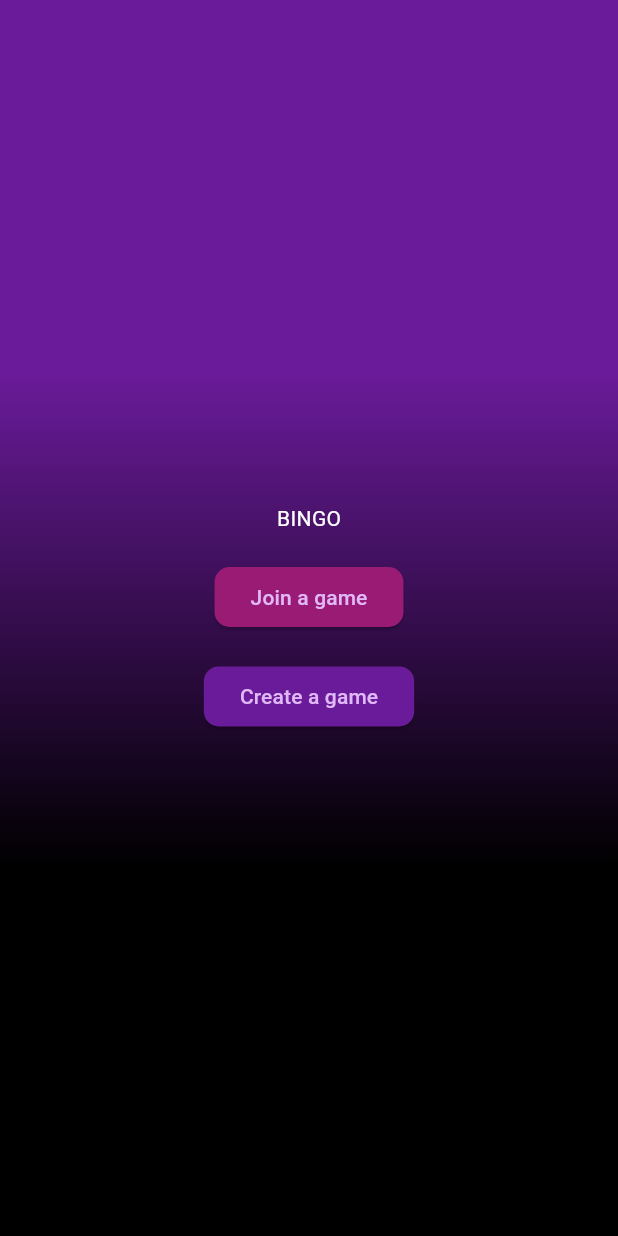
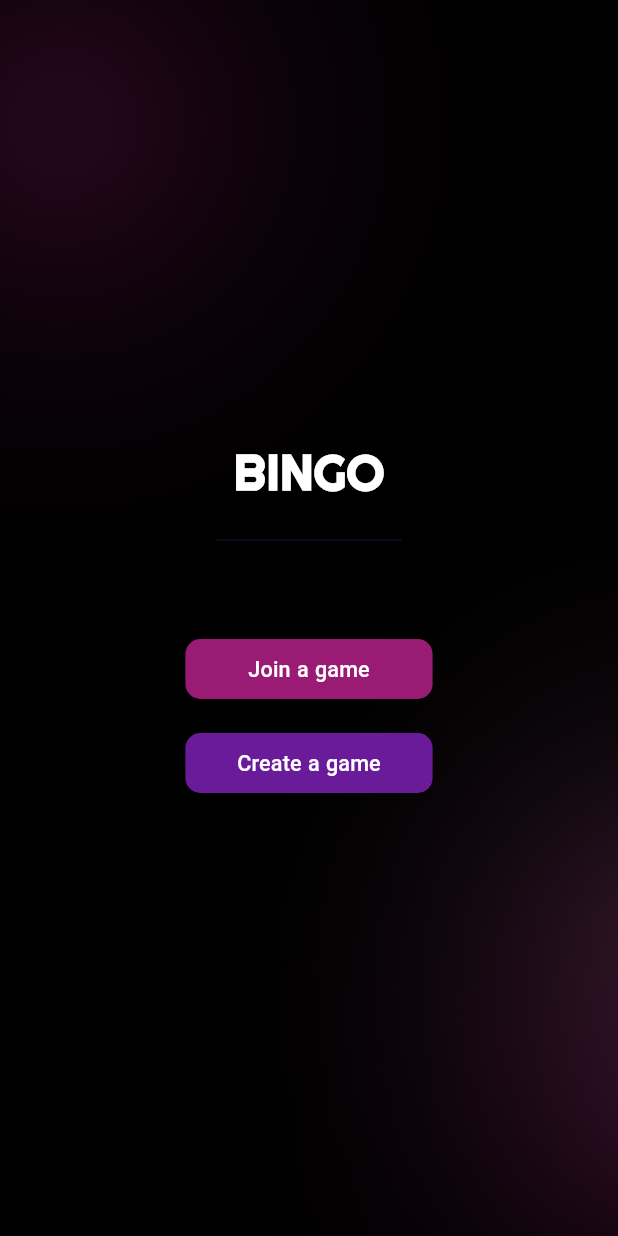
Before and after one commit to AhmedSaied22/bingo, a Flutter app: the screen it shows after launch, on a phone screen of 412 x 824 dp. Run offline on Flutter 3.47's test engine with Material 3 defaults, Android fonts, the phone set to English and light mode, and no system bars; our stand-ins replace flutter_screenutil, google_fonts; Roboto replaces fonts that are missing (Chewy).

Commit message:
finish scaffold bg

```diff
--- a/lib/app.dart
+++ b/lib/app.dart
@@ -1,6 +1,7 @@
 import 'package:bingo/core/routes/routes_gen.dart';
 import 'package:bingo/core/routes/routes_name.dart';
 import 'package:bingo/core/theme/theme.dart';
+import 'package:bingo/core/ui/widgets/scaffold_bg.dart';
 import 'package:bingo/main.dart';
 import 'package:flutter/material.dart';
 import 'package:flutter_screenutil/flutter_screenutil.dart';
@@ -8,7 +9,7 @@ import 'package:flutter_screenutil/flutter_screenutil.dart';
 class MyApp extends StatelessWidget {
   const MyApp({super.key});
 
-@override
+  @override
   Widget build(BuildContext context) {
     return ScreenUtilInit(
       minTextAdapt: true,
@@ -19,12 +20,10 @@ class MyApp extends StatelessWidget {
           title: 'Bingo Game',
           theme: AppTheme.darkTheme,
           debugShowCheckedModeBanner: false,
+          // In your MyApp widget's builder:
           builder: (context, child) {
-            return Container(
-              decoration: const BoxDecoration(
-                gradient: AppTheme.scaffoldGradient,
-              ),
-              child: child,
+            return ScaffoldBackground(
+              child: child!,
             );
           },
           initialRoute: RoutesName.home,
--- a/lib/core/theme/theme.dart
+++ b/lib/core/theme/theme.dart
@@ -4,16 +4,16 @@ import 'package:flutter_screenutil/flutter_screenutil.dart';
 import 'package:google_fonts/google_fonts.dart';
 
 class AppTheme {
-  static const Gradient scaffoldGradient = LinearGradient(
-    begin: Alignment.topCenter,
-    end: Alignment.bottomCenter,
-    colors: [
-      AppColors.primaryColor,
-      Colors.black,
-    ],
-    stops: [0.3, 0.7],
-  );
-
+  // static const Gradient scaffoldGradient = LinearGradient(
+  //   begin: Alignment.topCenter,
+  //   end: Alignment.bottomCenter,
+  //   colors: [
+  //     Color(0xFF8E2DE2), // درجة بنفسجي فاتح
+  //     Color(0xFF4A00E0), // بنفسجي غامق
+  //     Colors.black, // أسود في الأسفل
+  //   ],
+  //   stops: [0.0, 0.5, 1.0],
+  // );
   static ThemeData get darkTheme {
     return ThemeData.dark().copyWith(
       scaffoldBackgroundColor: Colors.transparent,
--- /dev/null
+++ b/lib/core/ui/app_styles_fonts.dart
@@ -0,0 +1,130 @@
+import 'package:bingo/core/ui/app_colors.dart';
+import 'package:flutter/material.dart';
+import 'package:flutter_screenutil/flutter_screenutil.dart';
+import 'package:google_fonts/google_fonts.dart';
+
+class AppFonts {
+  static final String fontFamily =
+      GoogleFonts.righteous().fontFamily ?? 'DefaultFont';
+
+  // Font weights
+  static const FontWeight light = FontWeight.w300;
+  static const FontWeight normal = FontWeight.w500;
+  static const FontWeight semiBold = FontWeight.w600;
+  static const FontWeight bold = FontWeight.w700;
+
+  // Helper method to calculate responsive font size
+  static double _getResponsiveFontSize(BuildContext context, double baseSize) {
+    final screenWidth = MediaQuery.of(context).size.width;
+    final baseFontSize = baseSize.sp;
+
+    final responsiveSize = (baseFontSize * (screenWidth / 1440))
+        .clamp(baseSize * 0.9, baseSize * 1.25);
+
+    return responsiveSize;
+  }
+
+  static TextStyle _getTextStyle(
+    BuildContext context,
+    double baseSize,
+    FontWeight weight,
+  ) {
+    return TextStyle(
+      fontFamily: fontFamily,
+      fontSize: _getResponsiveFontSize(context, baseSize),
+      fontWeight: weight,
+      color: AppColors.textColor,
+    );
+  }
+
+  static TextStyle text11Light(BuildContext context) =>
+      _getTextStyle(context, 11, light);
+  static TextStyle text11Normal(BuildContext context) =>
+      _getTextStyle(context, 11, normal);
+  static TextStyle text11SemiBold(BuildContext context) =>
+      _getTextStyle(context, 11, semiBold);
+  static TextStyle text11Bold(BuildContext context) =>
+      _getTextStyle(context, 11, bold);
+
+  // Font size 12
+  static TextStyle text12Light(BuildContext context) =>
+      _getTextStyle(context, 12, light);
+  static TextStyle text12Normal(BuildContext context) =>
+      _getTextStyle(context, 12, normal);
+  static TextStyle text12SemiBold(BuildContext context) =>
+      _getTextStyle(context, 12, semiBold);
+  static TextStyle text12Bold(BuildContext context) =>
+      _getTextStyle(context, 12, bold);
+
+  // Font size 14
+  static TextStyle text14Light(BuildContext context) =>
+      _getTextStyle(context, 14, light);
+  static TextStyle text14Normal(BuildContext context) =>
+      _getTextStyle(context, 14, normal);
+  static TextStyle text14SemiBold(BuildContext context) =>
+      _getTextStyle(context, 14, semiBold);
+  static TextStyle text14Bold(BuildContext context) =>
+      _getTextStyle(context, 14, bold);
+
+  // Font size 16
+  static TextStyle text16Light(BuildContext context) =>
+      _getTextStyle(context, 16, light);
+  static TextStyle text16Normal(BuildContext context) =>
+      _getTextStyle(context, 16, normal);
+  static TextStyle text16SemiBold(BuildContext context) =>
+      _getTextStyle(context, 16, semiBold);
+  static TextStyle text16Bold(BuildContext context) =>
+      _getTextStyle(context, 16, bold);
+
+  // Font size 18
+  static TextStyle text18SemiBold(BuildContext context) =>
+      _getTextStyle(context, 18, semiBold);
+
+  // Font size 20
+  static TextStyle text20Light(BuildContext context) =>
+      _getTextStyle(context, 20, light);
+  static TextStyle text20Normal(BuildContext context) =>
+      _getTextStyle(context, 20, normal);
+  static TextStyle text20SemiBold(BuildContext context) =>
+      _getTextStyle(context, 20, semiBold);
+  static TextStyle text20Bold(BuildContext context) =>
+      _getTextStyle(context, 20, bold);
+
+  // Font size 24
+  static TextStyle text24Light(BuildContext context) =>
+      _getTextStyle(context, 24, light);
+  static TextStyle text24Normal(BuildContext context) =>
+      _getTextStyle(context, 24, normal);
+  static TextStyle text24SemiBold(BuildContext context) =>
+      _getTextStyle(context, 24, semiBold);
+  static TextStyle text24Bold(BuildContext context) =>
+      _getTextStyle(context, 24, bold);
+  // Font SIZE 28
+  static TextStyle text28Light(BuildContext context) =>
+      _getTextStyle(context, 28, light);
+  static TextStyle text28Normal(BuildContext context) =>
+      _getTextStyle(context, 28, normal);
+  static TextStyle text28SemiBold(BuildContext context) =>
+      _getTextStyle(context, 28, semiBold);
+  static TextStyle text28Bold(BuildContext context) =>
+      _getTextStyle(context, 28, bold);
+// FONT SIZE 32
+  static TextStyle text32Light(BuildContext context) =>
+      _getTextStyle(context, 32, light);
+  static TextStyle text32Normal(BuildContext context) =>
+      _getTextStyle(context, 32, normal);
+  static TextStyle text32SemiBold(BuildContext context) =>
+      _getTextStyle(context, 32, semiBold);
+  static TextStyle text32Bold(BuildContext context) =>
+      _getTextStyle(context, 32, bold);
+
+  // FONT SIZE 36
+  static TextStyle text36Light(BuildContext context) =>
+      _getTextStyle(context, 36, light);
+  static TextStyle text36Normal(BuildContext context) =>
+      _getTextStyle(context, 36, normal);
+  static TextStyle text36SemiBold(BuildContext context) =>
+      _getTextStyle(context, 36, semiBold);
+  static TextStyle text36Bold(BuildContext context) =>
+      _getTextStyle(context, 36, bold);
+}
--- a/lib/core/ui/widgets/main_button.dart
+++ b/lib/core/ui/widgets/main_button.dart
@@ -1,4 +1,7 @@
+import 'package:bingo/core/extensions/media_query_extensions.dart';
+import 'package:bingo/core/ui/app_styles_fonts.dart';
 import 'package:flutter/material.dart';
+import 'package:google_fonts/google_fonts.dart';
 
 class MainButton extends StatelessWidget {
   const MainButton(
@@ -10,15 +13,21 @@ class MainButton extends StatelessWidget {
 
   @override
   Widget build(BuildContext context) {
-    return ElevatedButton(
-      style: ElevatedButton.styleFrom(
-        backgroundColor: color,
-        shape: RoundedRectangleBorder(
-          borderRadius: BorderRadius.circular(10),
+    return SizedBox(
+      width: context.screenWidth * 0.4,
+      child: ElevatedButton(
+        style: ElevatedButton.styleFrom(
+          backgroundColor: color,
+          shape: RoundedRectangleBorder(
+            borderRadius: BorderRadius.circular(10),
+          ),
         ),
+        onPressed: onPressed ?? () {},
+        child: Text(title,
+            style: AppFonts.text16Normal(context).copyWith(
+                color: Colors.white,
+                fontFamily: GoogleFonts.chewy().fontFamily)),
       ),
-      onPressed: onPressed ?? () {},
-      child: Text(title),
     );
   }
 }
--- /dev/null
+++ b/lib/core/ui/widgets/scaffold_bg.dart
@@ -0,0 +1,51 @@
+import 'package:bingo/core/ui/app_colors.dart';
+import 'package:flutter/material.dart';
+
+class ScaffoldBackground extends StatelessWidget {
+  const ScaffoldBackground({super.key, required this.child});
+
+  final Widget child;
+
+  @override
+  Widget build(BuildContext context) {
+    return Container(
+      color: Colors.black,
+      child: Stack(
+        children: [
+          _buildGlowEffect(
+            alignment: const Alignment(-0.8, -0.8),
+            color: AppColors.secondaryColor.withValues(alpha: 0.22),
+          ),
+          _buildGlowEffect(
+            alignment: const Alignment(1.2, 0.8),
+            color: AppColors.secondaryColor.withValues(alpha: 0.2),
+          ),
+          _buildGlowEffect(
+            alignment: const Alignment(1.2, 0.5),
+            color: const Color.fromARGB(255, 201, 110, 173)
+                .withValues(alpha: 0.15),
+          ),
+          child,
+        ],
+      ),
+    );
+  }
+
+  Widget _buildGlowEffect({
+    required Alignment alignment,
+    required Color color,
+  }) {
+    return Positioned.fill(
+      child: Container(
+        decoration: BoxDecoration(
+          gradient: RadialGradient(
+            center: alignment,
+            radius: 0.8,
+            colors: [color, Colors.transparent],
+            stops: const [0.1, 1.0],
+          ),
+        ),
+      ),
+    );
+  }
+}
--- a/lib/features/home/presentation/views/widgets/mobile_home_view.dart
+++ b/lib/features/home/presentation/views/widgets/mobile_home_view.dart
@@ -1,5 +1,6 @@
-import 'package:bingo/core/theme/theme.dart';
+import 'package:bingo/core/extensions/media_query_extensions.dart';
 import 'package:bingo/core/ui/app_colors.dart';
+import 'package:bingo/core/ui/app_styles_fonts.dart';
 import 'package:bingo/core/ui/widgets/main_button.dart';
 import 'package:flutter/material.dart';
 import 'package:flutter_screenutil/flutter_screenutil.dart';
@@ -12,9 +13,19 @@ class MobileHomeView extends StatelessWidget {
     return Center(
       child: Column(
         mainAxisAlignment: MainAxisAlignment.center,
-        spacing: 20.h,
+        spacing: 16.h,
         children: [
-          Text('BINGO',style: AppTheme.,),
+          Text(
+            'BINGO',
+            style: AppFonts.text36SemiBold(context),
+          ),
+          Divider(
+            thickness: 2.w,
+            color: AppColors.primaryColor.withValues(alpha: 0.5),
+            indent: context.screenWidth * 0.35,
+            endIndent: context.screenWidth * 0.35,
+          ),
+          SizedBox(height: context.screenHeight * 0.03),
           MainButton(title: 'Join a game', color: AppColors.secondaryColor),
           MainButton(title: 'Create a game', color: AppColors.primaryColor),
         ],
```
